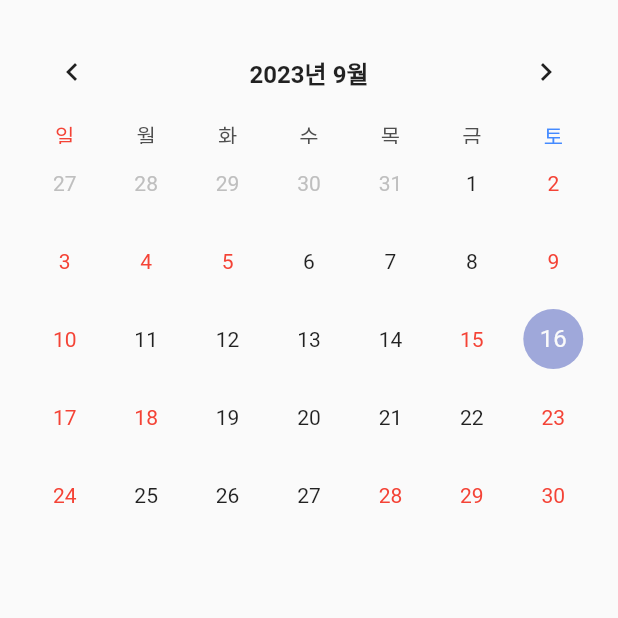
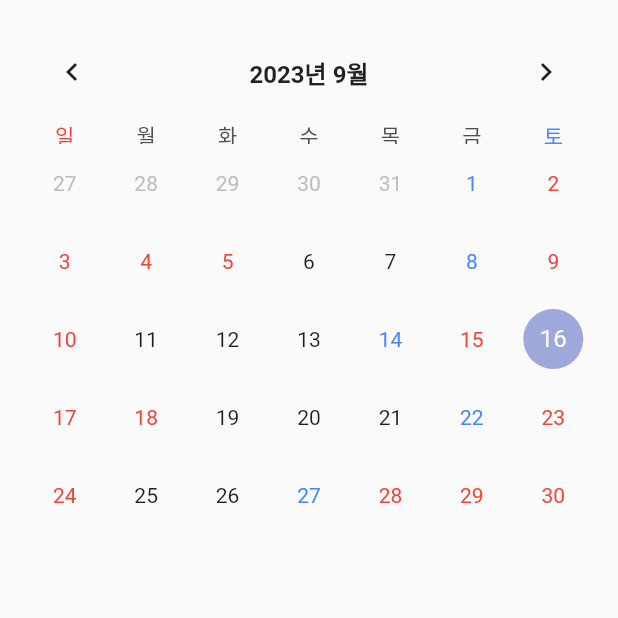
Before and after one commit to kohj1018/my_casey, a Flutter app: the screen it shows after launch, item 2 of the bottom bar chosen, on a phone screen of 412 x 824 dp, the top half of it. Run offline on Flutter 3.47's test engine with Material 2 defaults, Android fonts, the phone set to English and light mode, and no system bars; drawn by our look-alikes of table_calendar; our stand-ins replace shared_preferences.

Commit message:
[add] 휴일 전날 표시 추가

```diff
--- a/lib/screen/calendar_screen.dart
+++ b/lib/screen/calendar_screen.dart
@@ -73,28 +73,42 @@ class _CalendarScreenState extends State<CalendarScreen> {
         },
 
         defaultBuilder: (context, day, _) {
-          // DateTime nextDay = day.add(const Duration(days: 1));
+          DateTime yesterday = day.subtract(const Duration(days: 1));
+          DateTime tomorrow = day.add(const Duration(days: 1));
+          bool isYesterdayWeekend = false;
+          bool isTodayWeekend = false;
+          bool isTomorrowWeekend = false;
           for (List<int> weekendDay in WEEKEND_LIST) {
 
-            if (day.year == weekendDay[0] && day.month == weekendDay[1] && day.day == weekendDay[2]) {
+            if ((day.year == weekendDay[0] && day.month == weekendDay[1] && day.day == weekendDay[2]) || day.weekday == DateTime.saturday || day.weekday == DateTime.sunday) {
+              isTodayWeekend = true;
               return Center(
                 child: Text(
                   day.day.toString(),
-                  style: TextStyle(color: Colors.red),
+                  style: const TextStyle(color: Colors.red),
                 ),
               );
             }
 
-            // if (nextDay.year == weekendDay[0] && nextDay.month == weekendDay[1] && nextDay.day == weekendDay[2] && day.weekday != DateTime.sunday) {
-            //     return Center(
-            //       child: Text(
-            //         day.day.toString(),
-            //         style: TextStyle(color: Colors.blueAccent),
-            //       ),
-            //     );
-            // }
+            if ((yesterday.year == weekendDay[0] && yesterday.month == weekendDay[1] && yesterday.day == weekendDay[2]) || yesterday.weekday == DateTime.saturday || yesterday.weekday == DateTime.sunday) {
+              isYesterdayWeekend = true;
+            }
 
+            if ((tomorrow.year == weekendDay[0] && tomorrow.month == weekendDay[1] && tomorrow.day == weekendDay[2]) || tomorrow.weekday == DateTime.saturday || tomorrow.weekday == DateTime.sunday) {
+              isTomorrowWeekend = true;
+            }
           }
+
+          if (!isTodayWeekend && !isYesterdayWeekend && isTomorrowWeekend) {
+            return Center(
+              child: Text(
+                day.day.toString(),
+                style: const TextStyle(color: Colors.blueAccent),
+              ),
+            );
+          }
+
+          return null;
         },
       ),
     );
```
